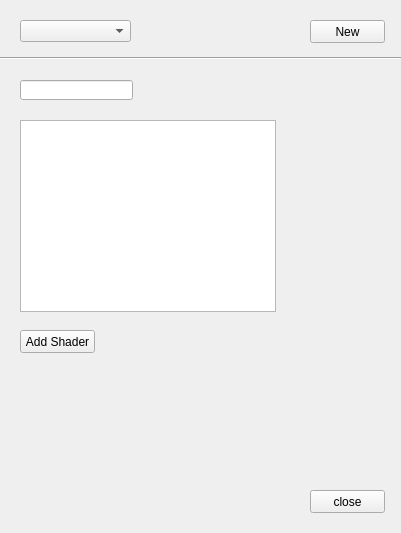
First picture: the form in src/KoRE_GUI/ShaderEditor.ui, repository domme/VoxelConeTracing, before the edit.
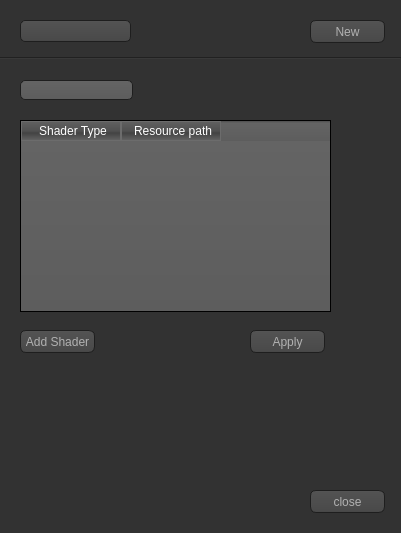
Second picture: the form after the edit. Icons and pictures are not drawn.

```diff
--- a/src/KoRE_GUI/ShaderEditor.ui
+++ b/src/KoRE_GUI/ShaderEditor.ui
@@ -11,7 +11,468 @@
    </rect>
   </property>
   <property name="windowTitle">
-   <string>ShaderEditor</string>
+   <string>Program Pass</string>
+  </property>
+  <property name="styleSheet">
+   <string notr="true">QToolTip
+{
+     border: 1px solid black;
+     background-color: #ffa02f;
+     padding: 1px;
+     border-radius: 3px;
+     opacity: 100;
+}
+
+QWidget
+{
+    color: #b1b1b1;
+    background-color: #323232;
+}
+
+QWidget:item:hover
+{
+    background-color: QLinearGradient( x1: 0, y1: 0, x2: 0, y2: 1, stop: 0 #ffa02f, stop: 1 #ca0619);
+    color: #000000;
+}
+
+QWidget:item:selected
+{
+    background-color: QLinearGradient( x1: 0, y1: 0, x2: 0, y2: 1, stop: 0 #ffa02f, stop: 1 #d7801a);
+}
+
+QMenuBar::item
+{
+    background: transparent;
+}
+
+QMenuBar::item:selected
+{
+    background: transparent;
+    border: 1px solid #ffaa00;
+}
+
+QMenuBar::item:pressed
+{
+    background: #444;
+    border: 1px solid #000;
+    background-color: QLinearGradient(
+        x1:0, y1:0,
+        x2:0, y2:1,
+        stop:1 #212121,
+        stop:0.4 #343434/*,
+        stop:0.2 #343434,
+        stop:0.1 #ffaa00*/
+    );
+    margin-bottom:-1px;
+    padding-bottom:1px;
+}
+
+QMenu
+{
+    border: 1px solid #000;
+}
+
+QMenu::item
+{
+    padding: 2px 20px 2px 20px;
+}
+
+QMenu::item:selected
+{
+    color: #000000;
+}
+
+QWidget:disabled
+{
+    color: #404040;
+    background-color: #323232;
+}
+
+QAbstractItemView
+{
+    background-color: QLinearGradient( x1: 0, y1: 0, x2: 0, y2: 1, stop: 0 #4d4d4d, stop: 0.1 #646464, stop: 1 #5d5d5d);
+}
+
+QWidget:focus
+{
+    /*border: 2px solid QLinearGradient( x1: 0, y1: 0, x2: 0, y2: 1, stop: 0 #ffa02f, stop: 1 #d7801a);*/
+}
+
+QLineEdit
+{
+    background-color: QLinearGradient( x1: 0, y1: 0, x2: 0, y2: 1, stop: 0 #4d4d4d, stop: 0 #646464, stop: 1 #5d5d5d);
+    padding: 1px;
+    border-style: solid;
+    border: 1px solid #1e1e1e;
+    border-radius: 5;
+}
+
+QPushButton
+{
+    color: #b1b1b1;
+    background-color: QLinearGradient( x1: 0, y1: 0, x2: 0, y2: 1, stop: 0 #565656, stop: 0.1 #525252, stop: 0.5 #4e4e4e, stop: 0.9 #4a4a4a, stop: 1 #464646);
+    border-width: 1px;
+    border-color: #1e1e1e;
+    border-style: solid;
+    border-radius: 6;
+    padding: 3px;
+    font-size: 12px;
+    padding-left: 5px;
+    padding-right: 5px;
+}
+
+QPushButton:pressed
+{
+    background-color: QLinearGradient( x1: 0, y1: 0, x2: 0, y2: 1, stop: 0 #2d2d2d, stop: 0.1 #2b2b2b, stop: 0.5 #292929, stop: 0.9 #282828, stop: 1 #252525);
+}
+
+QComboBox
+{
+    selection-background-color: #ffaa00;
+    background-color: QLinearGradient( x1: 0, y1: 0, x2: 0, y2: 1, stop: 0 #565656, stop: 0.1 #525252, stop: 0.5 #4e4e4e, stop: 0.9 #4a4a4a, stop: 1 #464646);
+    border-style: solid;
+    border: 1px solid #1e1e1e;
+    border-radius: 5;
+}
+
+QComboBox:hover,QPushButton:hover
+{
+    border: 2px solid QLinearGradient( x1: 0, y1: 0, x2: 0, y2: 1, stop: 0 #ffa02f, stop: 1 #d7801a);
+}
+
+
+QComboBox:on
+{
+    padding-top: 3px;
+    padding-left: 4px;
+    background-color: QLinearGradient( x1: 0, y1: 0, x2: 0, y2: 1, stop: 0 #2d2d2d, stop: 0.1 #2b2b2b, stop: 0.5 #292929, stop: 0.9 #282828, stop: 1 #252525);
+    selection-background-color: #ffaa00;
+}
+
+QComboBox QAbstractItemView
+{
+    border: 2px solid darkgray;
+    selection-background-color: QLinearGradient( x1: 0, y1: 0, x2: 0, y2: 1, stop: 0 #ffa02f, stop: 1 #d7801a);
+}
+
+QComboBox::drop-down
+{
+     subcontrol-origin: padding;
+     subcontrol-position: top right;
+     width: 15px;
+
+     border-left-width: 0px;
+     border-left-color: darkgray;
+     border-left-style: solid; /* just a single line */
+     border-top-right-radius: 3px; /* same radius as the QComboBox */
+     border-bottom-right-radius: 3px;
+ }
+
+QComboBox::down-arrow
+{
+     image: url(:/down_arrow.png);
+}
+
+QGroupBox:focus
+{
+border: 2px solid QLinearGradient( x1: 0, y1: 0, x2: 0, y2: 1, stop: 0 #ffa02f, stop: 1 #d7801a);
+}
+
+QTextEdit:focus
+{
+    border: 2px solid QLinearGradient( x1: 0, y1: 0, x2: 0, y2: 1, stop: 0 #ffa02f, stop: 1 #d7801a);
+}
+
+QScrollBar:horizontal {
+     border: 1px solid #222222;
+     background: QLinearGradient( x1: 0, y1: 0, x2: 0, y2: 1, stop: 0.0 #121212, stop: 0.2 #282828, stop: 1 #484848);
+     height: 7px;
+     margin: 0px 16px 0 16px;
+}
+
+QScrollBar::handle:horizontal
+{
+      background: QLinearGradient( x1: 0, y1: 0, x2: 1, y2: 0, stop: 0 #ffa02f, stop: 0.5 #d7801a, stop: 1 #ffa02f);
+      min-height: 20px;
+      border-radius: 2px;
+}
+
+QScrollBar::add-line:horizontal {
+      border: 1px solid #1b1b19;
+      border-radius: 2px;
+      background: QLinearGradient( x1: 0, y1: 0, x2: 1, y2: 0, stop: 0 #ffa02f, stop: 1 #d7801a);
+      width: 14px;
+      subcontrol-position: right;
+      subcontrol-origin: margin;
+}
+
+QScrollBar::sub-line:horizontal {
+      border: 1px solid #1b1b19;
+      border-radius: 2px;
+      background: QLinearGradient( x1: 0, y1: 0, x2: 1, y2: 0, stop: 0 #ffa02f, stop: 1 #d7801a);
+      width: 14px;
+     subcontrol-position: left;
+     subcontrol-origin: margin;
+}
+
+QScrollBar::right-arrow:horizontal, QScrollBar::left-arrow:horizontal
+{
+      border: 1px solid black;
+      width: 1px;
+      height: 1px;
+      background: white;
+}
+
+QScrollBar::add-page:horizontal, QScrollBar::sub-page:horizontal
+{
+      background: none;
+}
+
+QScrollBar:vertical
+{
+      background: QLinearGradient( x1: 0, y1: 0, x2: 1, y2: 0, stop: 0.0 #121212, stop: 0.2 #282828, stop: 1 #484848);
+      width: 7px;
+      margin: 16px 0 16px 0;
+      border: 1px solid #222222;
+}
+
+QScrollBar::handle:vertical
+{
+      background: QLinearGradient( x1: 0, y1: 0, x2: 0, y2: 1, stop: 0 #ffa02f, stop: 0.5 #d7801a, stop: 1 #ffa02f);
+      min-height: 20px;
+      border-radius: 2px;
+}
+
+QScrollBar::add-line:vertical
+{
+      border: 1px solid #1b1b19;
+      border-radius: 2px;
+      background: QLinearGradient( x1: 0, y1: 0, x2: 0, y2: 1, stop: 0 #ffa02f, stop: 1 #d7801a);
+      height: 14px;
+      subcontrol-position: bottom;
+      subcontrol-origin: margin;
+}
+
+QScrollBar::sub-line:vertical
+{
+      border: 1px solid #1b1b19;
+      border-radius: 2px;
+      background: QLinearGradient( x1: 0, y1: 0, x2: 0, y2: 1, stop: 0 #d7801a, stop: 1 #ffa02f);
+      height: 14px;
+      subcontrol-position: top;
+      subcontrol-origin: margin;
+}
+
+QScrollBar::up-arrow:vertical, QScrollBar::down-arrow:vertical
+{
+      border: 1px solid black;
+      width: 1px;
+      height: 1px;
+      background: white;
+}
+
+
+QScrollBar::add-page:vertical, QScrollBar::sub-page:vertical
+{
+      background: none;
+}
+
+QTextEdit
+{
+    background-color: #242424;
+}
+
+QPlainTextEdit
+{
+    background-color: #242424;
+}
+
+QHeaderView::section
+{
+    background-color: QLinearGradient(x1:0, y1:0, x2:0, y2:1, stop:0 #616161, stop: 0.5 #505050, stop: 0.6 #434343, stop:1 #656565);
+    color: white;
+    padding-left: 4px;
+    border: 1px solid #6c6c6c;
+}
+
+QCheckBox:disabled
+{
+color: #414141;
+}
+
+QDockWidget::title
+{
+    text-align: center;
+    spacing: 3px; /* spacing between items in the tool bar */
+    background-color: QLinearGradient(x1:0, y1:0, x2:0, y2:1, stop:0 #323232, stop: 0.5 #242424, stop:1 #323232);
+}
+
+QDockWidget::close-button, QDockWidget::float-button
+{
+    text-align: center;
+    spacing: 1px; /* spacing between items in the tool bar */
+    background-color: QLinearGradient(x1:0, y1:0, x2:0, y2:1, stop:0 #323232, stop: 0.5 #242424, stop:1 #323232);
+}
+
+QDockWidget::close-button:hover, QDockWidget::float-button:hover
+{
+    background: #242424;
+}
+
+QDockWidget::close-button:pressed, QDockWidget::float-button:pressed
+{
+    padding: 1px -1px -1px 1px;
+}
+
+QMainWindow::separator
+{
+    background-color: QLinearGradient(x1:0, y1:0, x2:0, y2:1, stop:0 #161616, stop: 0.5 #151515, stop: 0.6 #212121, stop:1 #343434);
+    color: white;
+    padding-left: 4px;
+    border: 1px solid #4c4c4c;
+    spacing: 3px; /* spacing between items in the tool bar */
+}
+
+QMainWindow::separator:hover
+{
+
+    background-color: QLinearGradient(x1:0, y1:0, x2:0, y2:1, stop:0 #d7801a, stop:0.5 #b56c17 stop:1 #ffa02f);
+    color: white;
+    padding-left: 4px;
+    border: 1px solid #6c6c6c;
+    spacing: 3px; /* spacing between items in the tool bar */
+}
+
+QToolBar::handle
+{
+     spacing: 3px; /* spacing between items in the tool bar */
+     background: url(:/images/handle.png);
+}
+
+QMenu::separator
+{
+    height: 2px;
+    background-color: QLinearGradient(x1:0, y1:0, x2:0, y2:1, stop:0 #161616, stop: 0.5 #151515, stop: 0.6 #212121, stop:1 #343434);
+    color: white;
+    padding-left: 4px;
+    margin-left: 10px;
+    margin-right: 5px;
+}
+
+QProgressBar
+{
+    border: 2px solid grey;
+    border-radius: 5px;
+    text-align: center;
+}
+
+QProgressBar::chunk
+{
+    background-color: #d7801a;
+    width: 2.15px;
+    margin: 0.5px;
+}
+
+QTabBar::tab {
+    color: #b1b1b1;
+    border: 1px solid #444;
+    border-bottom-style: none;
+    background-color: #323232;
+    padding-left: 10px;
+    padding-right: 10px;
+    padding-top: 3px;
+    padding-bottom: 2px;
+    margin-right: -1px;
+}
+
+QTabWidget::pane {
+    border: 1px solid #444;
+    top: 1px;
+}
+
+QTabBar::tab:last
+{
+    margin-right: 0; /* the last selected tab has nothing to overlap with on the right */
+    border-top-right-radius: 3px;
+}
+
+QTabBar::tab:first:!selected
+{
+ margin-left: 0px; /* the last selected tab has nothing to overlap with on the right */
+
+
+    border-top-left-radius: 3px;
+}
+
+QTabBar::tab:!selected
+{
+    color: #b1b1b1;
+    border-bottom-style: solid;
+    margin-top: 3px;
+    background-color: QLinearGradient(x1:0, y1:0, x2:0, y2:1, stop:1 #212121, stop:.4 #343434);
+}
+
+QTabBar::tab:selected
+{
+    border-top-left-radius: 3px;
+    border-top-right-radius: 3px;
+    margin-bottom: 0px;
+}
+
+QTabBar::tab:!selected:hover
+{
+    /*border-top: 2px solid #ffaa00;
+    padding-bottom: 3px;*/
+    border-top-left-radius: 3px;
+    border-top-right-radius: 3px;
+    background-color: QLinearGradient(x1:0, y1:0, x2:0, y2:1, stop:1 #212121, stop:0.4 #343434, stop:0.2 #343434, stop:0.1 #ffaa00);
+}
+
+QRadioButton::indicator:checked, QRadioButton::indicator:unchecked{
+    color: #b1b1b1;
+    background-color: #323232;
+    border: 1px solid #b1b1b1;
+    border-radius: 6px;
+}
+
+QRadioButton::indicator:checked
+{
+    background-color: qradialgradient(
+        cx: 0.5, cy: 0.5,
+        fx: 0.5, fy: 0.5,
+        radius: 1.0,
+        stop: 0.25 #ffaa00,
+        stop: 0.3 #323232
+    );
+}
+
+QCheckBox::indicator{
+    color: #b1b1b1;
+    background-color: #323232;
+    border: 1px solid #b1b1b1;
+    width: 9px;
+    height: 9px;
+}
+
+QRadioButton::indicator
+{
+    border-radius: 6px;
+}
+
+QRadioButton::indicator:hover, QCheckBox::indicator:hover
+{
+    border: 1px solid #ffaa00;
+}
+
+QCheckBox::indicator:checked
+{
+    image:url(:/images/checkbox.png);
+}
+
+QCheckBox::indicator:disabled, QRadioButton::indicator:disabled
+{
+    border: 1px solid #444;
+}</string>
   </property>
   <widget class="QComboBox" name="programSelection">
    <property name="geometry">
@@ -57,10 +518,20 @@
     <rect>
      <x>20</x>
      <y>120</y>
-     <width>256</width>
+     <width>311</width>
      <height>192</height>
     </rect>
    </property>
+   <column>
+    <property name="text">
+     <string>Shader Type</string>
+    </property>
+   </column>
+   <column>
+    <property name="text">
+     <string>Resource path</string>
+    </property>
+   </column>
   </widget>
   <widget class="QPushButton" name="addShaderButton">
    <property name="geometry">
@@ -101,6 +572,19 @@
     <string>New</string>
    </property>
   </widget>
+  <widget class="QPushButton" name="applyButton">
+   <property name="geometry">
+    <rect>
+     <x>250</x>
+     <y>330</y>
+     <width>75</width>
+     <height>23</height>
+    </rect>
+   </property>
+   <property name="text">
+    <string>Apply</string>
+   </property>
+  </widget>
  </widget>
  <layoutdefault spacing="6" margin="11"/>
  <resources/>
```
